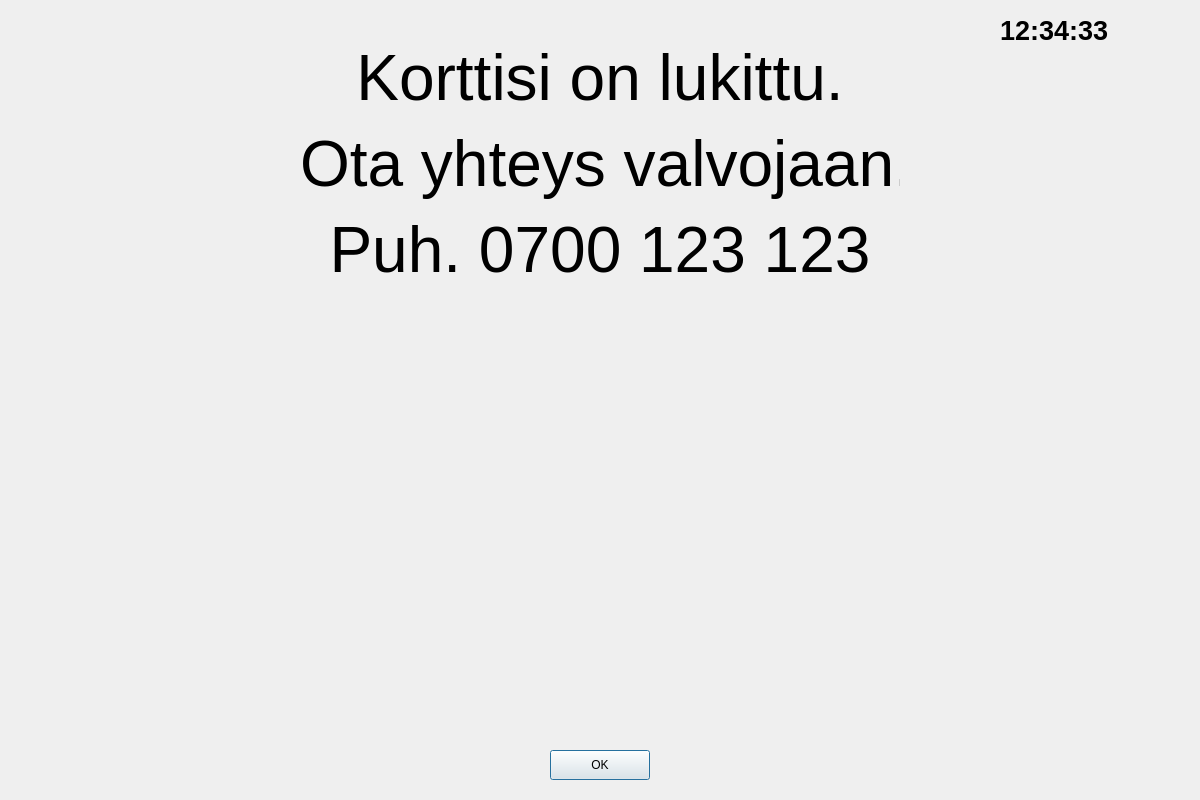
Qt form SLPinkoodi/korttifail.ui (villerp/LockMaster-Qt-UI) before a commit.
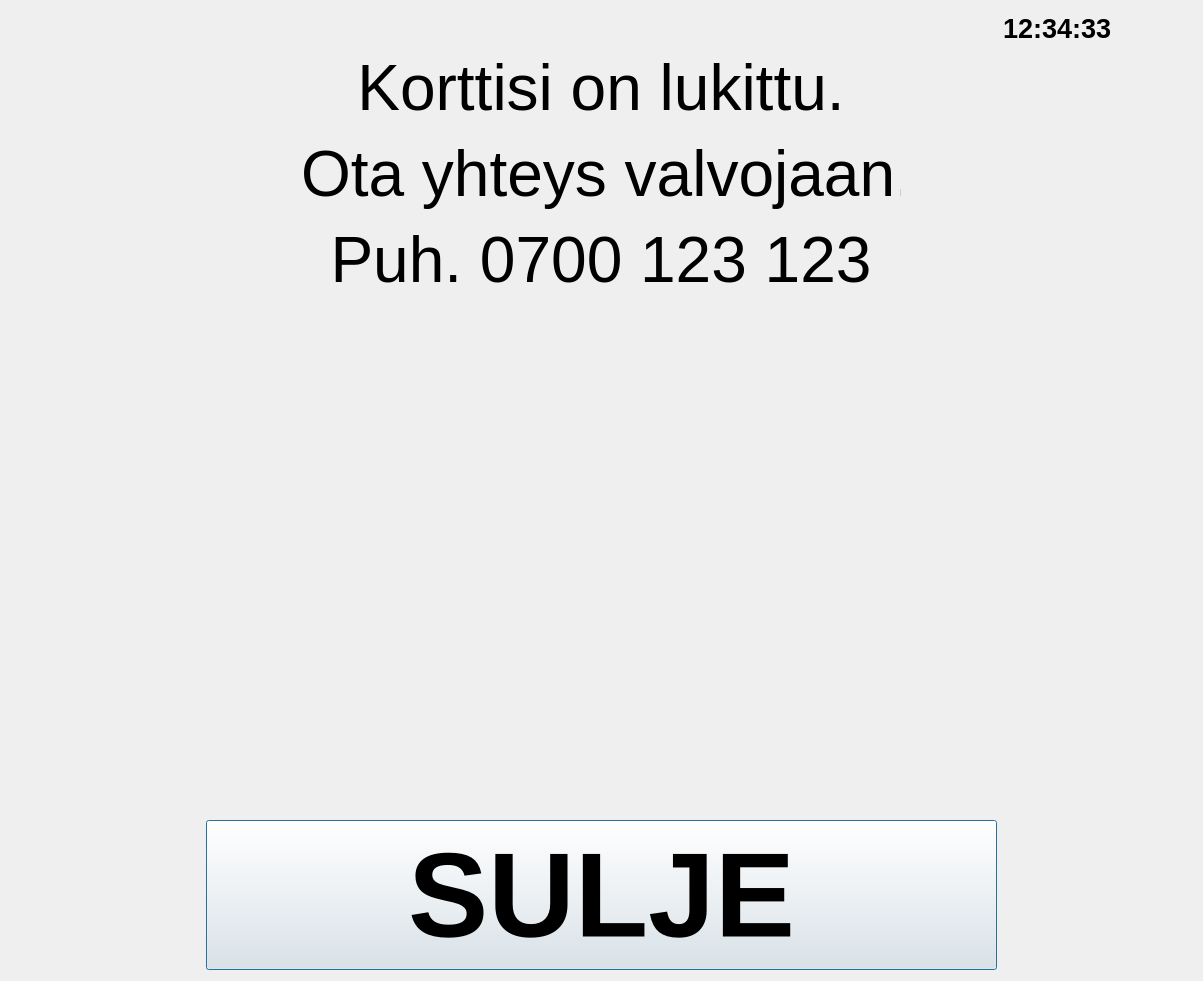
The same form after that commit. Icons and pictures are not drawn.

Patch:
```diff
--- a/SLPinkoodi/korttifail.ui
+++ b/SLPinkoodi/korttifail.ui
@@ -6,12 +6,12 @@
    <rect>
     <x>0</x>
     <y>0</y>
-    <width>1200</width>
-    <height>800</height>
+    <width>1203</width>
+    <height>981</height>
    </rect>
   </property>
   <property name="sizePolicy">
-   <sizepolicy hsizetype="Fixed" vsizetype="Fixed">
+   <sizepolicy hsizetype="Preferred" vsizetype="Preferred">
     <horstretch>0</horstretch>
     <verstretch>0</verstretch>
    </sizepolicy>
@@ -19,52 +19,177 @@
   <property name="windowTitle">
    <string>Kortti on lukittu</string>
   </property>
-  <widget class="QLabel" name="label">
-   <property name="geometry">
-    <rect>
-     <x>300</x>
-     <y>30</y>
-     <width>600</width>
-     <height>271</height>
-    </rect>
+  <property name="sizeGripEnabled">
+   <bool>false</bool>
+  </property>
+  <property name="modal">
+   <bool>false</bool>
+  </property>
+  <layout class="QGridLayout" name="gridLayout">
+   <property name="leftMargin">
+    <number>0</number>
    </property>
-   <property name="text">
-    <string>&lt;html&gt;&lt;head/&gt;&lt;body&gt;&lt;p align=&quot;center&quot;&gt;&lt;span style=&quot; font-size:48pt;&quot;&gt;Korttisi on lukittu.&lt;/span&gt;&lt;/p&gt;&lt;p align=&quot;center&quot;&gt;&lt;span style=&quot; font-size:48pt;&quot;&gt;Ota yhteys valvojaan.&lt;/span&gt;&lt;/p&gt;&lt;p align=&quot;center&quot;&gt;&lt;span style=&quot; font-size:48pt;&quot;&gt;Puh. 0700 123 123&lt;/span&gt;&lt;/p&gt;&lt;/body&gt;&lt;/html&gt;</string>
+   <property name="rightMargin">
+    <number>0</number>
    </property>
-  </widget>
-  <widget class="QLabel" name="label_2">
-   <property name="geometry">
-    <rect>
-     <x>1000</x>
-     <y>10</y>
-     <width>110</width>
-     <height>40</height>
-    </rect>
-   </property>
-   <property name="font">
-    <font>
-     <pointsize>20</pointsize>
-     <weight>75</weight>
-     <bold>true</bold>
-    </font>
-   </property>
-   <property name="text">
-    <string>12:34:33</string>
-   </property>
-  </widget>
-  <widget class="QPushButton" name="pushButton">
-   <property name="geometry">
-    <rect>
-     <x>550</x>
-     <y>750</y>
-     <width>100</width>
-     <height>30</height>
-    </rect>
-   </property>
-   <property name="text">
-    <string>OK</string>
-   </property>
-  </widget>
+   <item row="0" column="2">
+    <widget class="QLabel" name="label_2">
+     <property name="maximumSize">
+      <size>
+       <width>200</width>
+       <height>35</height>
+      </size>
+     </property>
+     <property name="font">
+      <font>
+       <pointsize>20</pointsize>
+       <weight>75</weight>
+       <bold>true</bold>
+      </font>
+     </property>
+     <property name="text">
+      <string>12:34:33</string>
+     </property>
+    </widget>
+   </item>
+   <item row="1" column="0">
+    <widget class="QLabel" name="label_3">
+     <property name="maximumSize">
+      <size>
+       <width>200</width>
+       <height>200</height>
+      </size>
+     </property>
+     <property name="text">
+      <string/>
+     </property>
+     <property name="pixmap">
+      <pixmap>../kuvat/denied.jpg</pixmap>
+     </property>
+     <property name="scaledContents">
+      <bool>true</bool>
+     </property>
+    </widget>
+   </item>
+   <item row="1" column="1" alignment="Qt::AlignHCenter|Qt::AlignVCenter">
+    <widget class="QLabel" name="label">
+     <property name="maximumSize">
+      <size>
+       <width>600</width>
+       <height>300</height>
+      </size>
+     </property>
+     <property name="text">
+      <string>&lt;html&gt;&lt;head/&gt;&lt;body&gt;&lt;p align=&quot;center&quot;&gt;&lt;span style=&quot; font-size:48pt;&quot;&gt;Korttisi on lukittu.&lt;/span&gt;&lt;/p&gt;&lt;p align=&quot;center&quot;&gt;&lt;span style=&quot; font-size:48pt;&quot;&gt;Ota yhteys valvojaan.&lt;/span&gt;&lt;/p&gt;&lt;p align=&quot;center&quot;&gt;&lt;span style=&quot; font-size:48pt;&quot;&gt;Puh. 0700 123 123&lt;/span&gt;&lt;/p&gt;&lt;/body&gt;&lt;/html&gt;</string>
+     </property>
+    </widget>
+   </item>
+   <item row="1" column="2">
+    <widget class="QLabel" name="label_6">
+     <property name="maximumSize">
+      <size>
+       <width>200</width>
+       <height>200</height>
+      </size>
+     </property>
+     <property name="text">
+      <string/>
+     </property>
+     <property name="pixmap">
+      <pixmap>../kuvat/denied.jpg</pixmap>
+     </property>
+     <property name="scaledContents">
+      <bool>true</bool>
+     </property>
+    </widget>
+   </item>
+   <item row="2" column="1">
+    <widget class="QLabel" name="label_7">
+     <property name="maximumSize">
+      <size>
+       <width>1000</width>
+       <height>1000</height>
+      </size>
+     </property>
+     <property name="text">
+      <string/>
+     </property>
+     <property name="pixmap">
+      <pixmap>../kuvat/picard.jpg</pixmap>
+     </property>
+     <property name="scaledContents">
+      <bool>true</bool>
+     </property>
+    </widget>
+   </item>
+   <item row="3" column="0" alignment="Qt::AlignHCenter">
+    <widget class="QLabel" name="label_4">
+     <property name="maximumSize">
+      <size>
+       <width>200</width>
+       <height>200</height>
+      </size>
+     </property>
+     <property name="text">
+      <string/>
+     </property>
+     <property name="pixmap">
+      <pixmap>../kuvat/denied.jpg</pixmap>
+     </property>
+     <property name="scaledContents">
+      <bool>true</bool>
+     </property>
+    </widget>
+   </item>
+   <item row="3" column="2" alignment="Qt::AlignHCenter">
+    <widget class="QLabel" name="label_5">
+     <property name="maximumSize">
+      <size>
+       <width>200</width>
+       <height>200</height>
+      </size>
+     </property>
+     <property name="text">
+      <string/>
+     </property>
+     <property name="pixmap">
+      <pixmap>../kuvat/denied.jpg</pixmap>
+     </property>
+     <property name="scaledContents">
+      <bool>true</bool>
+     </property>
+    </widget>
+   </item>
+   <item row="3" column="1">
+    <widget class="QPushButton" name="pushButton">
+     <property name="enabled">
+      <bool>true</bool>
+     </property>
+     <property name="sizePolicy">
+      <sizepolicy hsizetype="Preferred" vsizetype="Preferred">
+       <horstretch>0</horstretch>
+       <verstretch>0</verstretch>
+      </sizepolicy>
+     </property>
+     <property name="maximumSize">
+      <size>
+       <width>1000</width>
+       <height>150</height>
+      </size>
+     </property>
+     <property name="font">
+      <font>
+       <pointsize>90</pointsize>
+       <weight>75</weight>
+       <bold>true</bold>
+      </font>
+     </property>
+     <property name="text">
+      <string>SULJE</string>
+     </property>
+    </widget>
+   </item>
+  </layout>
  </widget>
  <resources/>
  <connections/>
```
